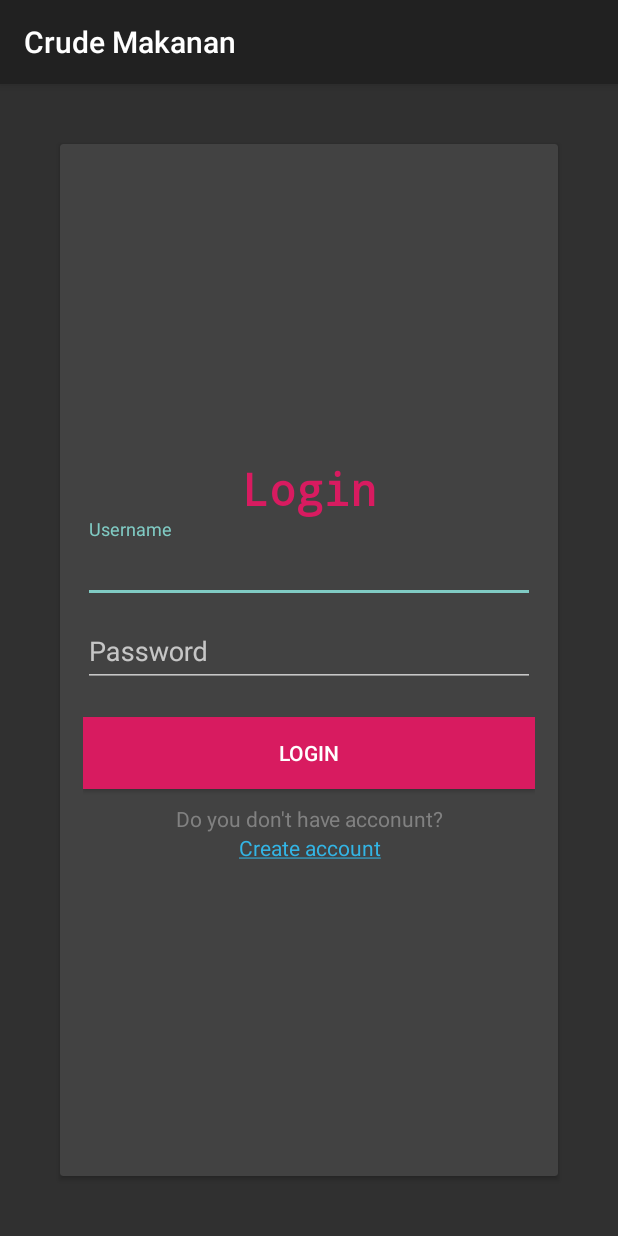
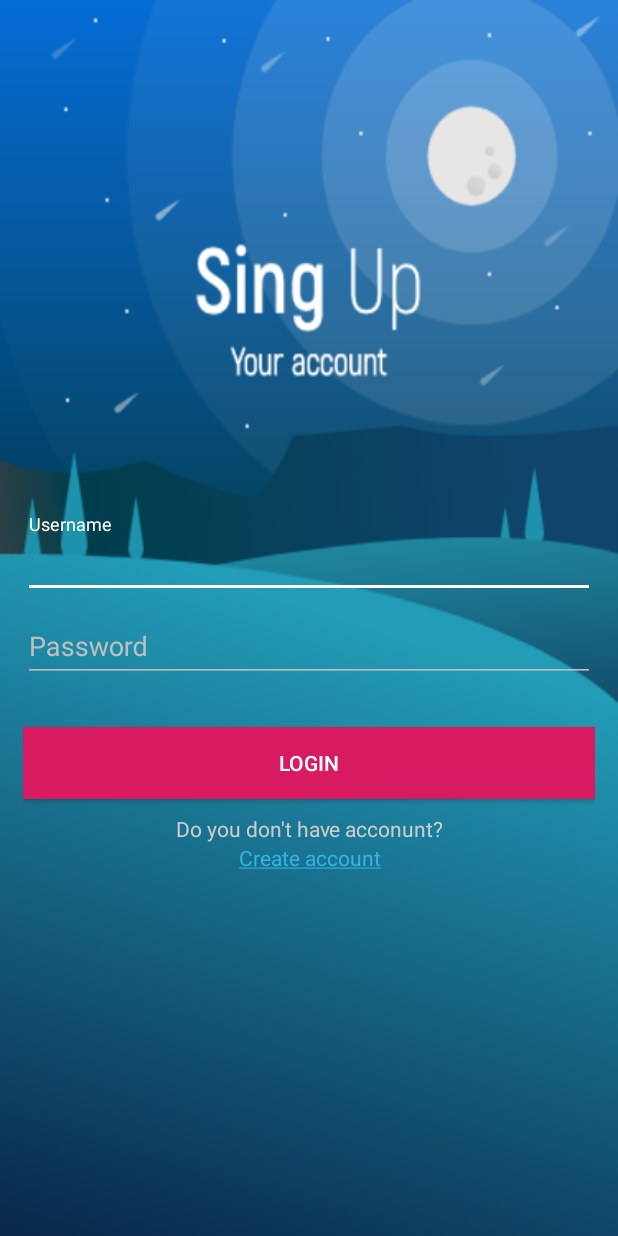
Before and after one commit to Fikridzz/CrudeMakanan, an Android app: the screen it shows after launch (LoginActivity), on a phone screen of 412 x 824 dp. Run offline under Robolectric (Android 15) with nearby library versions, the phone set to English and light mode, and no system bars; our stand-ins replace ButterKnife.

Commit message:
Update Login & Register

```diff
--- a/app/src/main/AndroidManifest.xml
+++ b/app/src/main/AndroidManifest.xml
@@ -16,7 +16,7 @@
             android:label="@string/app_name"></activity>
         <activity
             android:name=".UI.login.LoginActivity"
-            android:theme="@style/Theme.AppCompat">
+            android:theme="@style/AppTheme.NoActionBar">
             <intent-filter>
                 <action android:name="android.intent.action.MAIN" />
 
--- a/app/src/main/java/com/example/fikridzakwan/crudemakanan/Data/remote/ApiInterface.java
+++ b/app/src/main/java/com/example/fikridzakwan/crudemakanan/Data/remote/ApiInterface.java
@@ -14,4 +14,16 @@ public interface ApiInterface {
     @POST("loginuser.php")
     Call<LoginRespone> loiginUser
     (@Field("username") String username, @Field("password") String password);
+
+    // Membuat endpoint register
+    @FormUrlEncoded
+    @POST("registeruser.php")
+    Call<LoginRespone> registerUser
+    (@Field("username") String username,
+     @Field("password") String password,
+     @Field("namauser") String namauser,
+     @Field("alamat") String alamat,
+     @Field("jenkel") String jenkel,
+     @Field("notelp") String notelp,
+     @Field("level") String level);
 }
--- a/app/src/main/java/com/example/fikridzakwan/crudemakanan/UI/login/LoginConstract.java
+++ b/app/src/main/java/com/example/fikridzakwan/crudemakanan/UI/login/LoginConstract.java
@@ -1,4 +1,6 @@
 package com.example.fikridzakwan.crudemakanan.UI.login;
+
+import android.content.Context;
 
 import com.example.fikridzakwan.crudemakanan.Model.LoginData;
 
@@ -10,8 +12,11 @@ public interface LoginConstract {
         void loginFailure(String msg);
         void usernameError(String msg);
         void passwordError(String msg);
+        void isLogin();
     }
     interface Presenter {
         void doLogin(String username, String password);
+        void saveDataUser(Context context, LoginData loginData);
+        void cekLogin(Context context);
     }
 }
--- a/app/src/main/java/com/example/fikridzakwan/crudemakanan/UI/login/LoginPresenter.java
+++ b/app/src/main/java/com/example/fikridzakwan/crudemakanan/UI/login/LoginPresenter.java
@@ -1,9 +1,12 @@
 package com.example.fikridzakwan.crudemakanan.UI.login;
+
+import android.content.Context;
 
 import com.example.fikridzakwan.crudemakanan.Data.remote.ApiClient;
 import com.example.fikridzakwan.crudemakanan.Data.remote.ApiInterface;
 import com.example.fikridzakwan.crudemakanan.Model.LoginData;
 import com.example.fikridzakwan.crudemakanan.Model.LoginRespone;
+import com.example.fikridzakwan.crudemakanan.Utilts.SessionManager;
 
 import retrofit2.Call;
 import retrofit2.Callback;
@@ -13,6 +16,7 @@ public class LoginPresenter implements LoginConstract.Presenter {
 
     private final LoginConstract.View view;
     private ApiInterface apiInterface = ApiClient.getClient().create(ApiInterface.class);
+    private SessionManager mSessionManager;
 
     public LoginPresenter(LoginConstract.View view) {
         this.view = view;
@@ -60,4 +64,23 @@ public class LoginPresenter implements LoginConstract.Presenter {
             }
         });
     }
+
+    @Override
+    public void saveDataUser(Context context, LoginData loginData) {
+        // Membuat object Session Manager
+        mSessionManager = new SessionManager(context);
+        // Mensave data ke Session Prefrence degan menggunakan metho dari class Session Manager
+        mSessionManager.createSesion(loginData);
+    }
+
+    @Override
+    public void cekLogin(Context context) {
+        mSessionManager = new SessionManager(context);
+        Boolean isLogin = mSessionManager.isLogin();
+        // Mengecek apaka KEY_IS_LOGIN bernilai true
+        if (isLogin) {
+            // Menyuruh view untuk melakukan perpindahan ke MainActivity
+            view.isLogin();
+        }
+    }
 }
--- a/app/src/main/java/com/example/fikridzakwan/crudemakanan/Utilts/Constants.java
+++ b/app/src/main/java/com/example/fikridzakwan/crudemakanan/Utilts/Constants.java
@@ -3,4 +3,15 @@ package com.example.fikridzakwan.crudemakanan.Utilts;
 public class Constants {
     public static final String BASE_URL = "http://192.168.70.95/makanan/";
     public static final String KEY_LOGIN = "KEY_LOGIN";
+    public static final String KEY_IS_LOGIN = "KEY_IS_LOGIN";
+
+    // KEY untuk SHARED_PREFERENCES
+    public static String preference_name = "PREF";
+    public static final String KEY_USER_ID = "KEY_USER_ID";
+    public static final String KEY_USER_NAMA = "KEY_USER_NAMA";
+    public static final String KEY_USER_USERNAME = "KEY_USER_USERNAME";
+    public static final String KEY_USER_JENKEL = "KEY_USER_JENKEL";
+    public static final String KEY_USER_LEVEL = "KEY_USER_LEVEL";
+    public static final String KEY_USER_NOTELP = "KEY_USER_NOTELP";
+    public static final String KEY_USER_ALAMAT = "KEY_USER_ALAMAT";
 }
--- /dev/null
+++ b/app/src/main/java/com/example/fikridzakwan/crudemakanan/Utilts/SessionManager.java
@@ -0,0 +1,57 @@
+package com.example.fikridzakwan.crudemakanan.Utilts;
+
+import android.content.Context;
+import android.content.Intent;
+import android.content.SharedPreferences;
+
+import com.example.fikridzakwan.crudemakanan.Model.LoginData;
+import com.example.fikridzakwan.crudemakanan.UI.login.LoginActivity;
+
+public class SessionManager {
+    // Membuat variable global untuk shared preference
+
+    private SharedPreferences preference;
+    private SharedPreferences.Editor editor;
+    private final Context context;
+
+    public SessionManager(Context context) {
+        this.context = context;
+        preference = context.getSharedPreferences(Constants.preference_name, 0);
+        // Membuat pref degan mode edit
+        editor = preference.edit();
+    }
+
+    public void createSesion(LoginData loginData) {
+        // Memsukan data user yang sudah login ke dalam Shared Preference
+        editor.putBoolean(Constants.KEY_IS_LOGIN, true);
+        editor.putString(Constants.KEY_USER_ID, loginData.getId_user());
+        editor.putString(Constants.KEY_USER_NAMA, loginData.getNama_user());
+        editor.putString(Constants.KEY_USER_ALAMAT, loginData.getAlamat());
+        editor.putString(Constants.KEY_USER_NOTELP, loginData.getNo_telpl());
+        editor.putString(Constants.KEY_USER_LEVEL, loginData.getLevel());
+        editor.putString(Constants.KEY_USER_JENKEL, loginData.getJenkel());
+        editor.putString(Constants.KEY_USER_USERNAME, loginData.getUsername());
+
+        // Mengeksekusi penyimpanan
+        editor.commit();
+    }
+
+    // Function untuk mencek apakah user sudah pernah login
+    public boolean isLogin() {
+        // Mengembalikan nilai boolean degan mengambil data dari pref KEY_IS_LOGIN
+        return preference.getBoolean(Constants.KEY_IS_LOGIN, false);
+    }
+
+    // Membuat function untuk melakukan logout atau menghapus isi di dalam Shared Preference
+    public void logout() {
+        // Mengambil method clear untuk menghapus data Shared Preference
+        editor.clear();
+        // Mengeksekusi perintah clear
+        editor.commit();
+        // Membuat intent untuk berpindah halaman
+        Intent intent = new Intent(context, LoginActivity.class);
+        intent.addFlags(Intent.FLAG_ACTIVITY_CLEAR_TOP);
+        intent.addFlags(Intent.FLAG_ACTIVITY_CLEAR_TASK);
+        context.startActivity(intent);
+    }
+}
--- a/app/src/main/res/layout/activity_login.xml
+++ b/app/src/main/res/layout/activity_login.xml
@@ -1,48 +1,50 @@
 <?xml version="1.0" encoding="utf-8"?>
-<android.support.v7.widget.CardView
+<LinearLayout
     xmlns:android="http://schemas.android.com/apk/res/android"
     xmlns:app="http://schemas.android.com/apk/res-auto"
     xmlns:tools="http://schemas.android.com/tools"
     android:layout_width="match_parent"
     android:layout_height="match_parent"
     tools:context=".UI.login.LoginActivity"
-    android:layout_margin="40dp">
+    android:background="@drawable/signup">
 
     <LinearLayout
         android:layout_width="match_parent"
         android:layout_height="wrap_content"
         android:layout_gravity="center"
         android:orientation="vertical"
-        android:padding="15dp">
-
-        <TextView
-            android:layout_width="match_parent"
-            android:layout_height="wrap_content"
-            android:fontFamily="monospace"
-            android:gravity="center_horizontal"
-            android:text="Login"
-            android:textColor="@color/colorAccent"
-            android:textSize="30dp"
-            android:textStyle="bold" />
+        android:padding="15dp"
+        android:layout_marginTop="50dp">
 
         <android.support.design.widget.TextInputLayout
             android:layout_width="match_parent"
             android:layout_height="wrap_content"
-            android:hint="Username">
+            android:hint="Username"
+            android:theme="@style/colotHint"
+            android:textColorHint="#bfbfbf"
+            android:gravity="center">
 
             <EditText
                 android:id="@+id/edt_username"
                 android:layout_width="match_parent"
                 android:layout_height="wrap_content"
                 android:layout_marginTop="10dp"
-                android:singleLine="true"/>
+                android:singleLine="true"
+                android:backgroundTint="#bfbfbf"
+                android:theme="@style/colotHint"
+                android:textColorHint="#bfbfbf"
+                android:textColor="#ffffff"/>
 
         </android.support.design.widget.TextInputLayout>
 
         <android.support.design.widget.TextInputLayout
             android:layout_width="match_parent"
             android:layout_height="wrap_content"
-            android:hint="Password">
+            android:hint="Password"
+            android:theme="@style/colotHint"
+            android:textColorHint="#bfbfbf"
+            android:gravity="center"
+            android:layout_marginBottom="30dp">
 
             <EditText
                 android:id="@+id/edt_password"
@@ -50,7 +52,11 @@
                 android:layout_height="wrap_content"
                 android:layout_marginTop="10dp"
                 android:singleLine="true"
-                android:inputType="textPassword"/>
+                android:backgroundTint="#bfbfbf"
+                android:inputType="textPassword"
+                android:theme="@style/colotHint"
+                android:textColorHint="#bfbfbf"
+                android:textColor="#ffffff"/>
 
         </android.support.design.widget.TextInputLayout>
 
@@ -58,7 +64,6 @@
             android:id="@+id/button_login"
             android:layout_width="match_parent"
             android:layout_height="wrap_content"
-            android:layout_marginTop="20dp"
             android:background="@color/colorAccent"
             android:text="Login"
             android:textColor="@android:color/white" />
@@ -69,7 +74,7 @@
             android:layout_height="wrap_content"
             android:text="Do you don't have acconunt?"
             android:layout_marginTop="10dp"
-            android:textColor="#818181"
+            android:textColor="#cecece"
             android:textColorLink="@color/colorAccent"/>
 
         <TextView
@@ -86,4 +91,4 @@
 
     </LinearLayout>
 
-</android.support.v7.widget.CardView>
+</LinearLayout>
--- a/app/src/main/res/values/colors.xml
+++ b/app/src/main/res/values/colors.xml
@@ -3,4 +3,6 @@
     <color name="colorPrimary">#008577</color>
     <color name="colorPrimaryDark">#00574B</color>
     <color name="colorAccent">#D81B60</color>
+
+    <color name="hintColor">#fff</color>
 </resources>
--- a/app/src/main/res/values/styles.xml
+++ b/app/src/main/res/values/styles.xml
@@ -13,4 +13,9 @@
         <item name="windowNoTitle">true</item>
     </style>
 
+    <style name="colotHint">
+        <item name="colorAccent">@color/hintColor</item>
+
+    </style>
+
 </resources>
```
Also changed, not shown: app/src/main/java/com/example/fikridzakwan/crudemakanan/UI/login/LoginActivity.java (+13 -0 lines), app/src/main/java/com/example/fikridzakwan/crudemakanan/UI/main/MainActivity.java (+22 -1 lines), app/src/main/java/com/example/fikridzakwan/crudemakanan/UI/main/MainConstract.java (added, +14 -0 lines), app/src/main/java/com/example/fikridzakwan/crudemakanan/UI/main/MainPresenter.java (added, +15 -0 lines), app/src/main/java/com/example/fikridzakwan/crudemakanan/UI/register/RegisterContract.java (added, +15 -0 lines), app/src/main/java/com/example/fikridzakwan/crudemakanan/UI/register/RegisterPresenter.java (added, +71 -0 lines), app/src/main/res/menu/menu_main.xml (added, +11 -0 lines), app/src/main/res/drawable/logout.png (added), app/src/main/res/drawable/signin.png (added), app/src/main/res/drawable/signup.png (added).
